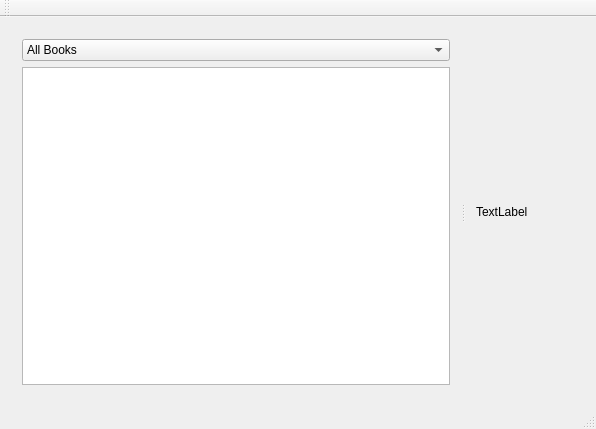
Before: the Qt Designer form mainwindow.ui in nathanpc/bookmarked, drawn with Qt 5.
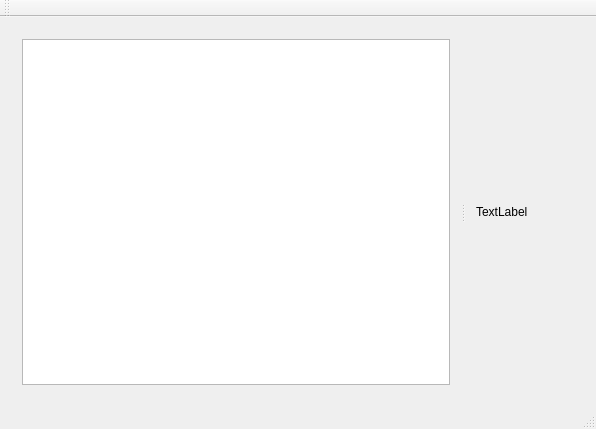
After: the same form once the commit is applied.

The edit to the form file:
```diff
--- a/mainwindow.ui
+++ b/mainwindow.ui
@@ -29,23 +29,7 @@
       <widget class="QWidget" name="verticalLayoutWidget">
        <layout class="QVBoxLayout" name="verticalLayout">
         <item>
-         <widget class="QComboBox" name="comboBox">
-          <item>
-           <property name="text">
-            <string>All Books</string>
-           </property>
-          </item>
-         </widget>
-        </item>
-        <item>
-         <widget class="QListView" name="listView">
-          <property name="sizePolicy">
-           <sizepolicy hsizetype="Expanding" vsizetype="Expanding">
-            <horstretch>0</horstretch>
-            <verstretch>0</verstretch>
-           </sizepolicy>
-          </property>
-         </widget>
+         <widget class="QListWidget" name="books"/>
         </item>
        </layout>
       </widget>
```
